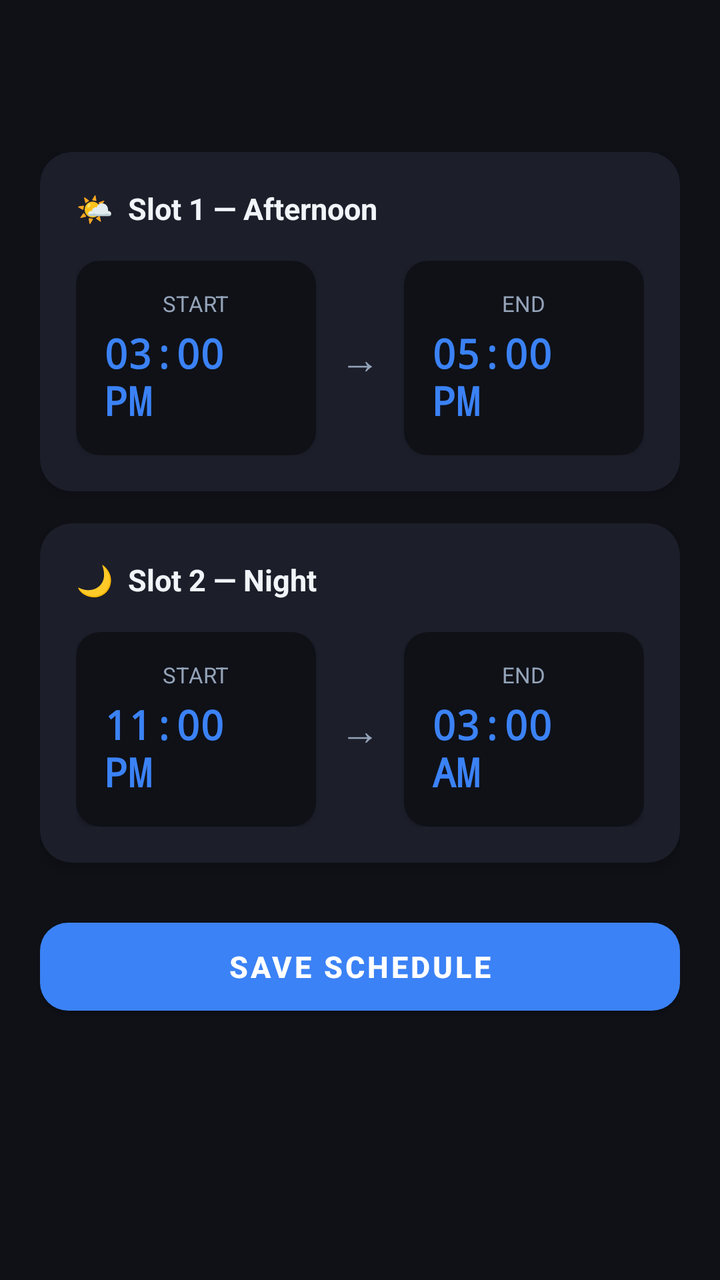
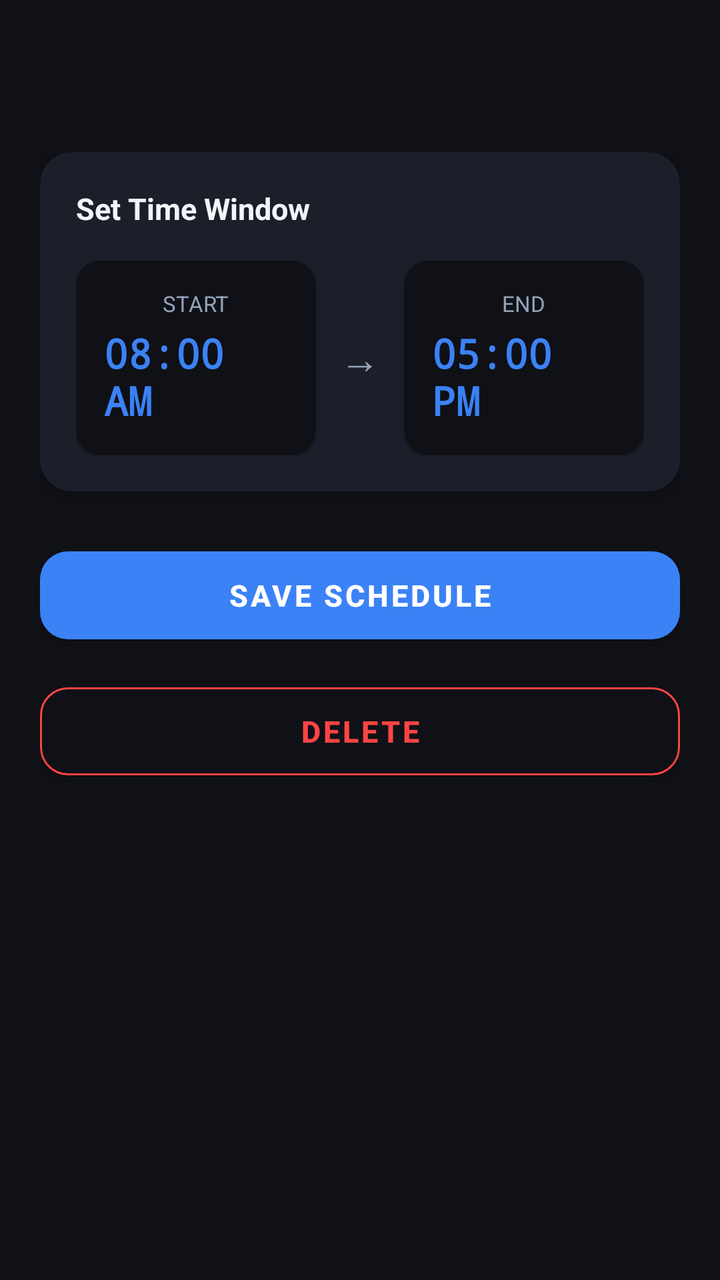

Before-and-after screenshots of an Android layout around one commit, followed by the original layout XML and the change that was made.
<!-- AndroidManifest.xml: application theme Theme.WiFiOptimizer -->
<!-- res/layout/activity_schedule_edit.xml -->
<?xml version="1.0" encoding="utf-8"?>
<ScrollView xmlns:android="http://schemas.android.com/apk/res/android"
    xmlns:app="http://schemas.android.com/apk/res-auto"
    android:layout_width="match_parent"
    android:layout_height="match_parent"
    android:background="@color/bg_dark"
    android:fillViewport="true">

    <LinearLayout
        android:layout_width="match_parent"
        android:layout_height="wrap_content"
        android:orientation="vertical">

        
        <androidx.appcompat.widget.Toolbar
            android:id="@+id/toolbar"
            android:layout_width="match_parent"
            android:layout_height="?attr/actionBarSize"
            android:background="@color/bg_dark"
            app:titleTextColor="@color/text_primary" />

        <LinearLayout
            android:layout_width="match_parent"
            android:layout_height="wrap_content"
            android:orientation="vertical"
            android:padding="20dp">

            
            <com.google.android.material.card.MaterialCardView
                android:layout_width="match_parent"
                android:layout_height="wrap_content"
                app:cardCornerRadius="16dp"
                app:cardElevation="4dp"
                app:cardBackgroundColor="@color/card_surface"
                android:layout_marginBottom="16dp">

                <LinearLayout
                    android:layout_width="match_parent"
                    android:layout_height="wrap_content"
                    android:orientation="vertical"
                    android:padding="18dp">

                    <TextView
                        android:layout_width="wrap_content"
                        android:layout_height="wrap_content"
                        android:text="🌤  Slot 1 — Afternoon"
                        android:textColor="@color/text_primary"
                        android:textSize="15sp"
                        android:textStyle="bold"
                        android:layout_marginBottom="16dp" />

                    <LinearLayout
                        android:layout_width="match_parent"
                        android:layout_height="wrap_content"
                        android:orientation="horizontal"
                        android:gravity="center_vertical">

                        
                        <com.google.android.material.card.MaterialCardView
                            android:id="@+id/cardS1Start"
                            android:layout_width="0dp"
                            android:layout_height="wrap_content"
                            android:layout_weight="1"
                            app:cardCornerRadius="12dp"
                            app:cardBackgroundColor="@color/bg_dark"
                            app:cardElevation="2dp">
                            <LinearLayout
                                android:layout_width="match_parent"
                                android:layout_height="wrap_content"
                                android:orientation="vertical"
                                android:padding="14dp"
                                android:gravity="center">
                                <TextView
                                    android:layout_width="wrap_content"
                                    android:layout_height="wrap_content"
                                    android:text="START"
                                    android:textColor="@color/text_secondary"
                                    android:textSize="11sp" />
                                <TextView
                                    android:id="@+id/tvS1Start"
                                    android:layout_width="wrap_content"
                                    android:layout_height="wrap_content"
                                    android:text="03:00 PM"
                                    android:textColor="@color/accent_blue"
                                    android:textSize="20sp"
                                    android:textStyle="bold"
                                    android:fontFamily="monospace"
                                    android:layout_marginTop="4dp" />
                            </LinearLayout>
                        </com.google.android.material.card.MaterialCardView>

                        <TextView
                            android:layout_width="wrap_content"
                            android:layout_height="wrap_content"
                            android:text="→"
                            android:textColor="@color/text_secondary"
                            android:textSize="20sp"
                            android:layout_marginHorizontal="12dp" />

                        
                        <com.google.android.material.card.MaterialCardView
                            android:id="@+id/cardS1End"
                            android:layout_width="0dp"
                            android:layout_height="wrap_content"
                            android:layout_weight="1"
                            app:cardCornerRadius="12dp"
                            app:cardBackgroundColor="@color/bg_dark"
                            app:cardElevation="2dp">
                            <LinearLayout
                                android:layout_width="match_parent"
                                android:layout_height="wrap_content"
                                android:orientation="vertical"
                                android:padding="14dp"
                                android:gravity="center">
                                <TextView
                                    android:layout_width="wrap_content"
                                    android:layout_height="wrap_content"
                                    android:text="END"
                                    android:textColor="@color/text_secondary"
                                    android:textSize="11sp" />
                                <TextView
                                    android:id="@+id/tvS1End"
                                    android:layout_width="wrap_content"
                                    android:layout_height="wrap_content"
                                    android:text="05:00 PM"
                                    android:textColor="@color/accent_blue"
                                    android:textSize="20sp"
                                    android:textStyle="bold"
                                    android:fontFamily="monospace"
                                    android:layout_marginTop="4dp" />
                            </LinearLayout>
                        </com.google.android.material.card.MaterialCardView>
                    </LinearLayout>
                </LinearLayout>
            </com.google.android.material.card.MaterialCardView>

            
            <com.google.android.material.card.MaterialCardView
                android:layout_width="match_parent"
                android:layout_height="wrap_content"
                app:cardCornerRadius="16dp"
                app:cardElevation="4dp"
                app:cardBackgroundColor="@color/card_surface"
                android:layout_marginBottom="24dp">

                <LinearLayout
                    android:layout_width="match_parent"
                    android:layout_height="wrap_content"
                    android:orientation="vertical"
                    android:padding="18dp">

                    <TextView
                        android:layout_width="wrap_content"
                        android:layout_height="wrap_content"
                        android:text="🌙  Slot 2 — Night"
                        android:textColor="@color/text_primary"
                        android:textSize="15sp"
                        android:textStyle="bold"
                        android:layout_marginBottom="16dp" />

                    <LinearLayout
                        android:layout_width="match_parent"
                        android:layout_height="wrap_content"
                        android:orientation="horizontal"
                        android:gravity="center_vertical">

                        <com.google.android.material.card.MaterialCardView
                            android:id="@+id/cardS2Start"
                            android:layout_width="0dp"
                            android:layout_height="wrap_content"
                            android:layout_weight="1"
                            app:cardCornerRadius="12dp"
                            app:cardBackgroundColor="@color/bg_dark"
                            app:cardElevation="2dp">
                            <LinearLayout
                                android:layout_width="match_parent"
                                android:layout_height="wrap_content"
                                android:orientation="vertical"
                                android:padding="14dp"
                                android:gravity="center">
                                <TextView
                                    android:layout_width="wrap_content"
                                    android:layout_height="wrap_content"
                                    android:text="START"
                                    android:textColor="@color/text_secondary"
                                    android:textSize="11sp" />
                                <TextView
                                    android:id="@+id/tvS2Start"
                                    android:layout_width="wrap_content"
                                    android:layout_height="wrap_content"
                                    android:text="11:00 PM"
                                    android:textColor="@color/accent_blue"
                                    android:textSize="20sp"
                                    android:textStyle="bold"
                                    android:fontFamily="monospace"
                                    android:layout_marginTop="4dp" />
                            </LinearLayout>
                        </com.google.android.material.card.MaterialCardView>

                        <TextView
                            android:layout_width="wrap_content"
                            android:layout_height="wrap_content"
                            android:text="→"
                            android:textColor="@color/text_secondary"
                            android:textSize="20sp"
                            android:layout_marginHorizontal="12dp" />

                        <com.google.android.material.card.MaterialCardView
                            android:id="@+id/cardS2End"
                            android:layout_width="0dp"
                            android:layout_height="wrap_content"
                            android:layout_weight="1"
                            app:cardCornerRadius="12dp"
                            app:cardBackgroundColor="@color/bg_dark"
                            app:cardElevation="2dp">
                            <LinearLayout
                                android:layout_width="match_parent"
                                android:layout_height="wrap_content"
                                android:orientation="vertical"
                                android:padding="14dp"
                                android:gravity="center">
                                <TextView
                                    android:layout_width="wrap_content"
                                    android:layout_height="wrap_content"
                                    android:text="END"
                                    android:textColor="@color/text_secondary"
                                    android:textSize="11sp" />
                                <TextView
                                    android:id="@+id/tvS2End"
                                    android:layout_width="wrap_content"
                                    android:layout_height="wrap_content"
                                    android:text="03:00 AM"
                                    android:textColor="@color/accent_blue"
                                    android:textSize="20sp"
                                    android:textStyle="bold"
                                    android:fontFamily="monospace"
                                    android:layout_marginTop="4dp" />
                            </LinearLayout>
                        </com.google.android.material.card.MaterialCardView>
                    </LinearLayout>
                </LinearLayout>
            </com.google.android.material.card.MaterialCardView>

            
            <com.google.android.material.button.MaterialButton
                android:id="@+id/btnSaveSchedule"
                android:layout_width="match_parent"
                android:layout_height="56dp"
                android:text="Save Schedule"
                android:textSize="15sp"
                android:textStyle="bold"
                app:cornerRadius="14dp"
                app:backgroundTint="@color/accent_blue" />

        </LinearLayout>
    </LinearLayout>
</ScrollView>
<!-- resources referenced by this layout -->
<resources>
  <color name="accent_blue">#3B82F6</color>
  <color name="bg_dark">#0F1117</color>
  <color name="card_surface">#1C1E2A</color>
  <color name="text_primary">#F1F5F9</color>
  <color name="text_secondary">#94A3B8</color>
  <style name="Theme.WiFiOptimizer" parent="Theme.MaterialComponents.DayNight.NoActionBar">
          <item name="colorPrimary">@color/accent_blue</item>
          <item name="colorPrimaryVariant">@color/accent_blue</item>
          <item name="colorOnPrimary">@color/white</item>
          <item name="colorSecondary">@color/accent_blue</item>
          <item name="colorSecondaryVariant">@color/accent_blue</item>
          <item name="colorOnSecondary">@color/white</item>
          <item name="android:statusBarColor">@color/bg_dark</item>
          <item name="android:navigationBarColor">@color/bg_dark</item>
          <item name="android:windowBackground">@color/bg_dark</item>
      </style>
  <color name="white">#FFFFFFFF</color>
</resources>

<!-- the commit's change to res/layout/activity_schedule_edit.xml (unified diff, before → after) -->
@@ -32,7 +32,7 @@
                 app:cardCornerRadius="16dp"
                 app:cardElevation="4dp"
                 app:cardBackgroundColor="@color/card_surface"
-                android:layout_marginBottom="16dp">
+                android:layout_marginBottom="24dp">
 
                 <LinearLayout
                     android:layout_width="match_parent"
@@ -43,7 +43,7 @@
                     <TextView
                         android:layout_width="wrap_content"
                         android:layout_height="wrap_content"
-                        android:text="🌤  Slot 1 — Afternoon"
+                        android:text="Set Time Window"
                         android:textColor="@color/text_primary"
                         android:textSize="15sp"
                         android:textStyle="bold"
@@ -57,7 +57,7 @@
 
                         
                         <com.google.android.material.card.MaterialCardView
-                            android:id="@+id/cardS1Start"
+                            android:id="@+id/cardStart"
                             android:layout_width="0dp"
                             android:layout_height="wrap_content"
                             android:layout_weight="1"
@@ -77,10 +77,10 @@
                                     android:textColor="@color/text_secondary"
                                     android:textSize="11sp" />
                                 <TextView
-                                    android:id="@+id/tvS1Start"
+                                    android:id="@+id/tvStart"
                                     android:layout_width="wrap_content"
                                     android:layout_height="wrap_content"
-                                    android:text="03:00 PM"
+                                    android:text="08:00 AM"
                                     android:textColor="@color/accent_blue"
                                     android:textSize="20sp"
                                     android:textStyle="bold"
@@ -99,7 +99,7 @@
 
                         
                         <com.google.android.material.card.MaterialCardView
-                            android:id="@+id/cardS1End"
+                            android:id="@+id/cardEnd"
                             android:layout_width="0dp"
                             android:layout_height="wrap_content"
                             android:layout_weight="1"
@@ -119,117 +119,10 @@
                                     android:textColor="@color/text_secondary"
                                     android:textSize="11sp" />
                                 <TextView
-                                    android:id="@+id/tvS1End"
+                                    android:id="@+id/tvEnd"
                                     android:layout_width="wrap_content"
                                     android:layout_height="wrap_content"
                                     android:text="05:00 PM"
-                                    android:textColor="@color/accent_blue"
-                                    android:textSize="20sp"
-                                    android:textStyle="bold"
-                                    android:fontFamily="monospace"
-                                    android:layout_marginTop="4dp" />
-                            </LinearLayout>
-                        </com.google.android.material.card.MaterialCardView>
-                    </LinearLayout>
-                </LinearLayout>
-            </com.google.android.material.card.MaterialCardView>
-
-            
-            <com.google.android.material.card.MaterialCardView
-                android:layout_width="match_parent"
-                android:layout_height="wrap_content"
-                app:cardCornerRadius="16dp"
-                app:cardElevation="4dp"
-                app:cardBackgroundColor="@color/card_surface"
-                android:layout_marginBottom="24dp">
-
-                <LinearLayout
-                    android:layout_width="match_parent"
-                    android:layout_height="wrap_content"
-                    android:orientation="vertical"
-                    android:padding="18dp">
-
-                    <TextView
-                        android:layout_width="wrap_content"
-                        android:layout_height="wrap_content"
-                        android:text="🌙  Slot 2 — Night"
-                        android:textColor="@color/text_primary"
-                        android:textSize="15sp"
-                        android:textStyle="bold"
-                        android:layout_marginBottom="16dp" />
-
-                    <LinearLayout
-                        android:layout_width="match_parent"
-                        android:layout_height="wrap_content"
-                        android:orientation="horizontal"
-                        android:gravity="center_vertical">
-
-                        <com.google.android.material.card.MaterialCardView
-                            android:id="@+id/cardS2Start"
-                            android:layout_width="0dp"
-                            android:layout_height="wrap_content"
-                            android:layout_weight="1"
-                            app:cardCornerRadius="12dp"
-                            app:cardBackgroundColor="@color/bg_dark"
-                            app:cardElevation="2dp">
-                            <LinearLayout
-                                android:layout_width="match_parent"
-                                android:layout_height="wrap_content"
-                                android:orientation="vertical"
-                                android:padding="14dp"
-                                android:gravity="center">
-                                <TextView
-                                    android:layout_width="wrap_content"
-                                    android:layout_height="wrap_content"
-                                    android:text="START"
-                                    android:textColor="@color/text_secondary"
-                                    android:textSize="11sp" />
-                                <TextView
-                                    android:id="@+id/tvS2Start"
-                                    android:layout_width="wrap_content"
-                                    android:layout_height="wrap_content"
-                                    android:text="11:00 PM"
-                                    android:textColor="@color/accent_blue"
-                                    android:textSize="20sp"
-                                    android:textStyle="bold"
-                                    android:fontFamily="monospace"
-                                    android:layout_marginTop="4dp" />
-                            </LinearLayout>
-                        </com.google.android.material.card.MaterialCardView>
-
-                        <TextView
-                            android:layout_width="wrap_content"
-                            android:layout_height="wrap_content"
-                            android:text="→"
-                            android:textColor="@color/text_secondary"
-                            android:textSize="20sp"
-                            android:layout_marginHorizontal="12dp" />
-
-                        <com.google.android.material.card.MaterialCardView
-                            android:id="@+id/cardS2End"
-                            android:layout_width="0dp"
-                            android:layout_height="wrap_content"
-                            android:layout_weight="1"
-                            app:cardCornerRadius="12dp"
-                            app:cardBackgroundColor="@color/bg_dark"
-                            app:cardElevation="2dp">
-                            <LinearLayout
-                                android:layout_width="match_parent"
-                                android:layout_height="wrap_content"
-                                android:orientation="vertical"
-                                android:padding="14dp"
-                                android:gravity="center">
-                                <TextView
-                                    android:layout_width="wrap_content"
-                                    android:layout_height="wrap_content"
-                                    android:text="END"
-                                    android:textColor="@color/text_secondary"
-                                    android:textSize="11sp" />
-                                <TextView
-                                    android:id="@+id/tvS2End"
-                                    android:layout_width="wrap_content"
-                                    android:layout_height="wrap_content"
-                                    android:text="03:00 AM"
                                     android:textColor="@color/accent_blue"
                                     android:textSize="20sp"
                                     android:textStyle="bold"
@@ -252,6 +145,21 @@
                 app:cornerRadius="14dp"
                 app:backgroundTint="@color/accent_blue" />
 
+            
+            <com.google.android.material.button.MaterialButton
+                android:id="@+id/btnDeleteSchedule"
+                android:layout_width="match_parent"
+                android:layout_height="56dp"
+                android:text="Delete"
+                android:textColor="@android:color/holo_red_light"
+                android:textSize="15sp"
+                android:textStyle="bold"
+                app:cornerRadius="14dp"
+                app:backgroundTint="@color/bg_dark"
+                android:layout_marginTop="12dp"
+                app:strokeColor="@android:color/holo_red_light"
+                app:strokeWidth="1dp" />
+
         </LinearLayout>
     </LinearLayout>
 </ScrollView>
